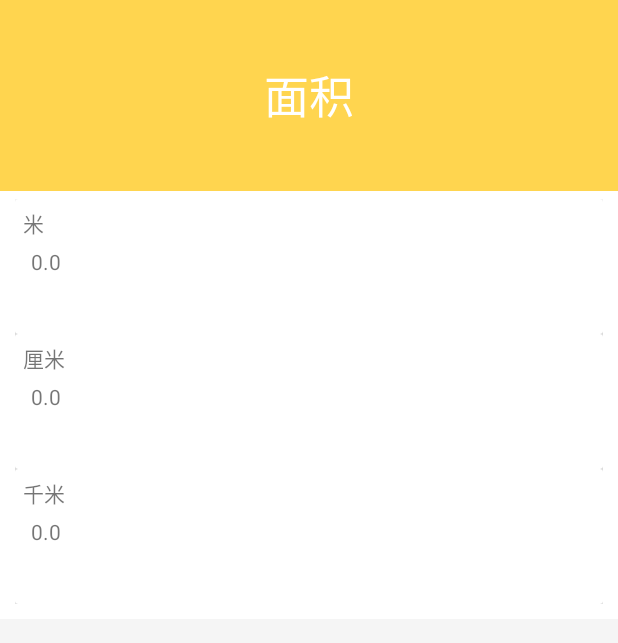
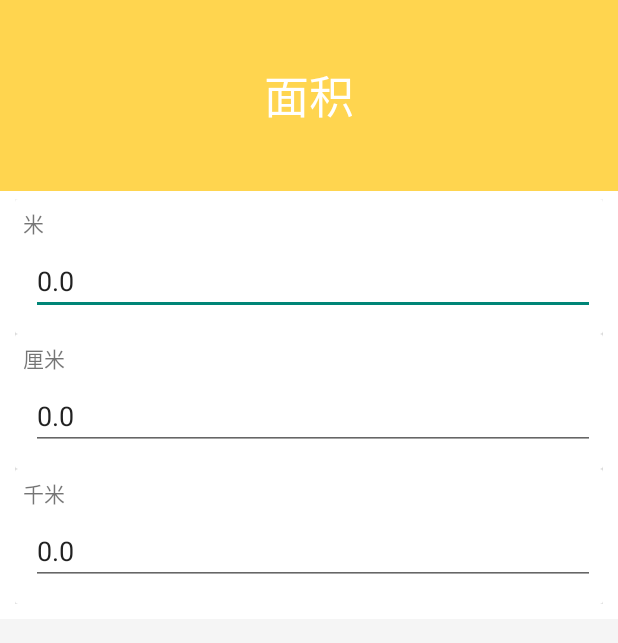
Before and after one commit to ctg168/MaterialSample, an Android app: the screen it shows after launch (MainActivity), in the side drawer, after a tap on "面积", on a phone screen of 412 x 824 dp. Shown: the top 643 px of the screen. Run offline under Robolectric (Android 15) with nearby library versions, the phone set to English and light mode, and no system bars.

Commit message:
总算搞定了基本的东西，我日他娘！

```diff
--- a/app/src/main/java/com/terry/materialsample/HuanFragment.java
+++ b/app/src/main/java/com/terry/materialsample/HuanFragment.java
@@ -4,16 +4,23 @@ import android.app.Activity;
 import android.app.Fragment;
 import android.net.Uri;
 import android.os.Bundle;
+import android.support.v7.widget.CardView;
 import android.support.v7.widget.LinearLayoutManager;
 import android.support.v7.widget.RecyclerView;
+import android.text.Editable;
+import android.text.TextWatcher;
 import android.view.LayoutInflater;
 import android.view.View;
 import android.view.ViewGroup;
 import android.widget.Button;
 import android.widget.EditText;
+import android.widget.LinearLayout;
+import android.widget.TextView;
 import android.widget.Toast;
 
-public class HuanFragment extends Fragment  {
+import java.util.HashSet;
+
+public class HuanFragment extends Fragment {
     // TODO: Rename parameter arguments, choose names that match
     // the fragment initialization parameters, e.g. ARG_ITEM_NUMBER
     private static final String ARG_GROUP = "group";
@@ -23,11 +30,14 @@ public class HuanFragment extends Fragment  {
     private String mGroup;
     private String mItem;
 
+    private Huan huan;
+
+
     private OnFragmentInteractionListener mListener;
 
-    HuanItemRecyclerViewAdapter adapter;
 
-    private RecyclerView vHuanList;
+    private LinearLayout lstMain;
+
 
     private Button btnTest;
 
@@ -45,6 +55,7 @@ public class HuanFragment extends Fragment  {
         // Required empty public constructor
     }
 
+
     @Override
     public void onCreate(Bundle savedInstanceState) {
         super.onCreate(savedInstanceState);
@@ -60,62 +71,50 @@ public class HuanFragment extends Fragment  {
     public View onCreateView(LayoutInflater inflater, ViewGroup container,
                              Bundle savedInstanceState) {
         View v = inflater.inflate(R.layout.fragment_huan, container, false);
-        vHuanList = (RecyclerView) v.findViewById(R.id.recy_view);
 
-        LoadItemList();
+        lstMain = (LinearLayout) v.findViewById(R.id.listMain);
+
+        LoadItemList(inflater);
+
+
         return v;
     }
 
-    private void LoadItemList() {
-        LengthHuan lengthHuan = new LengthHuan();
+    private void LoadItemList(LayoutInflater inflater) {
+        huan = new LengthHuan();
 
-        //如果每个项目的尺寸是固定的，那么将此项设置为true,可以提高效率。
-        vHuanList.setHasFixedSize(true);
+        int editorId = 55550;
 
-        LinearLayoutManager mLayoutManager = new LinearLayoutManager(this.getActivity());
-        mLayoutManager.setOrientation(LinearLayoutManager.VERTICAL);
-        vHuanList.setLayoutManager(mLayoutManager);
+        HashSet<Integer> editIds = new HashSet<>();
 
-        adapter = new HuanItemRecyclerViewAdapter(lengthHuan);
-        //adapter.itemChangedListener = this;
+        for (HuanItem item : huan) {
+            CardView cardView = (CardView) inflater.inflate(R.layout.huan_item_layout, lstMain, false);
 
-        adapter.textChangedListener = new HuanItemRecyclerViewAdapter.TextChangedListener() {
-            @Override
-            public void OnTextChanged(final EditText mItemValue) {
-                //if(mItemValue.hasFocus())
-                //mItemValue.setText(String.valueOf(item.Value));
-//                System.out.println("fffffffffffffffffffffffffffffffffffocus" + mItemValue.hasFocus());
+            TextView textView = (TextView) cardView.findViewById(R.id.item_name);
+            textView.setText(item.ItemName);
 
-                adapter.notifyDataSetChanged();
+            EditText editText = (EditText) cardView.findViewById(R.id.item_value_editor);
+            editText.setText(String.valueOf(item.Value));
 
-//                adapter.registerAdapterDataObserver(new RecyclerView.AdapterDataObserver() {
-//                    @Override
-//                    public void onChanged() {
-//                        super.onChanged();
-//
-//                    }
-//                });
+            item.EditorId = ++editorId;
+            editText.setId(item.EditorId);
+            editIds.add(item.EditorId);
 
+            lstMain.addView(cardView);
+        }
 
-//                mItemValue.post(new Runnable() {
-//                    @Override
-//                    public void run() {
-//                        mItemValue.requestFocus();
-//                    }
-//                });
-
-//
-//                mItemValue.setFocusable(true);
-//                mItemValue.findFocus();
-//                mItemValue.requestFocus();
-
+        for (HuanItem item : huan) {
+            EditText editText = (EditText) lstMain.findViewById(item.EditorId);
+            if (editText != null) {
+                HuanTextWatcher watcher = new HuanTextWatcher(lstMain,item, editText, editIds);
+                editText.addTextChangedListener(watcher);
             }
-        };
-
-        vHuanList.setAdapter(adapter);
-
+            else
+            {
+                throw new RuntimeException("not found!!");
+            }
+        }
     }
-
 
     // TODO: Rename method, update argument and hook method into UI event
     public void onButtonPressed(Uri uri) {
--- a/app/src/main/java/com/terry/materialsample/HuanItem.java
+++ b/app/src/main/java/com/terry/materialsample/HuanItem.java
@@ -7,6 +7,9 @@ public class HuanItem {
 
     public HuanItem() {}
 
+    public int EditorId;
+
+    public int Id;
     public boolean IsSI;           //是否SI单位
     public String ItemName;        //名称
     public String Symbol;          //符号
@@ -17,7 +20,8 @@ public class HuanItem {
     public EqualTypeEnum EqualType;   //等于类型
     public double Value;              //计算出的值
 
-    public HuanItem(String itemName, String symbol, EqualTypeEnum equalType, double formula, String formulaDesc, boolean isCommon, boolean isSI, String itemDesc) {
+    public HuanItem(int id, String itemName, String symbol, EqualTypeEnum equalType, double formula, String formulaDesc, boolean isCommon, boolean isSI, String itemDesc) {
+        this.Id = id;
         EqualType = equalType;
         this.formula = formula;
         this.formulaDesc = formulaDesc;
--- a/app/src/main/java/com/terry/materialsample/HuanItemRecyclerViewAdapter.java
+++ b/app/src/main/java/com/terry/materialsample/HuanItemRecyclerViewAdapter.java
@@ -1,177 +1,176 @@
-package com.terry.materialsample;
-
-import android.support.v7.widget.RecyclerView;
-import android.text.Editable;
-import android.text.TextWatcher;
-import android.view.LayoutInflater;
-import android.view.MotionEvent;
-import android.view.View;
-import android.view.ViewGroup;
-import android.widget.EditText;
-import android.widget.TextView;
-
-import java.util.ArrayList;
-
-
-public class HuanItemRecyclerViewAdapter extends RecyclerView.Adapter<HuanItemRecyclerViewAdapter.ViewHolder> {
-    public ArrayList<HuanItem> mDataset;
-    public TextChangedListener textChangedListener;
-
-
-    public HuanItemRecyclerViewAdapter(ArrayList<HuanItem> mDataset) {
-        this.mDataset = mDataset;
-    }
-
-    @Override
-    public HuanItemRecyclerViewAdapter.ViewHolder onCreateViewHolder(ViewGroup viewGroup, int viewType) {
-        View v = LayoutInflater.from(viewGroup.getContext())
-                .inflate(R.layout.huan_item_layout, viewGroup, false);
-        ViewHolder vh = new ViewHolder(v);
-        return vh;
-    }
-
-    //Replace the content of a view(invoked by the layout manager)
-    @Override
-    public void onBindViewHolder(final HuanItemRecyclerViewAdapter.ViewHolder viewHolder, int position) {
-        final HuanItem item = mDataset.get(position);
-        viewHolder.mItemName.setText(item.ItemName);
-        viewHolder.mItemValue.setText(String.valueOf(item.Value));
-
-        viewHolder.mItemValueEditor.setOnFocusChangeListener(new View.OnFocusChangeListener() {
-            @Override
-            public void onFocusChange(View v, boolean hasFocus) {
-                if (!hasFocus) {
-
-                    viewHolder.mItemValue.setVisibility(View.VISIBLE);
-                    viewHolder.mItemValue.setText(viewHolder.mItemValueEditor.getText());
-                    viewHolder.mItemValue.requestFocus();
-
-                    v.setVisibility(View.INVISIBLE);
-
-
-                } else {
-
-                }
-            }
-        });
-
-
-        viewHolder.mItemValue.setOnTouchListener(new View.OnTouchListener() {
-            @Override
-            public boolean onTouch(View v, MotionEvent event) {
-
-                if (event.getAction() == MotionEvent.ACTION_DOWN) {
-
-                    viewHolder.mItemValueEditor.setVisibility(View.VISIBLE);
-                    viewHolder.mItemValueEditor.setText(String.valueOf(item.Value));
-                    viewHolder.mItemValueEditor.requestFocus();
-
-                    v.setVisibility(View.INVISIBLE);
-                }
-                return false;
-
-            }
-        });
-
-
-
-
-        viewHolder.mItemValueEditor.addTextChangedListener(new TextWatcher() {
-            @Override
-            public void beforeTextChanged(CharSequence s, int start, int count, int after) {
-                System.out.println("before change!");
-            }
-
-            @Override
-            public void onTextChanged(CharSequence s, int start, int before, int count) {
-
-                if (s.length() > 0) {
-                    for (HuanItem sitem : mDataset) {
-                        if (!sitem.equals(item)) {
-                            sitem.Value = Double.parseDouble(s.toString()) / sitem.formula;
-                        } else {
-                            sitem.Value = Double.parseDouble(s.toString());
-                        }
-                    }
-                }
-
-                //if(viewHolder.mItemValueEditor.hasFocus()) {
-                if (textChangedListener != null) {
-                    textChangedListener.OnTextChanged(viewHolder.mItemValueEditor);
-                }
-                //}
-            }
-
-            @Override
-            public void afterTextChanged(Editable s) {}
-        });
-
-    }
-
-    @Override
-    public int getItemCount() {
-        return mDataset.size();
-    }
-
-    public static class ViewHolder extends RecyclerView.ViewHolder {
-        public TextView mItemName;
-        public TextView mItemValue;
-        public EditText mItemValueEditor;
-
-        private boolean onBind;
-
-        public ViewHolder(View itemView) {
-            super(itemView);
-            mItemName = (TextView) itemView.findViewById(R.id.item_name);
-            mItemValue = (TextView) itemView.findViewById(R.id.item_value);
-            mItemValueEditor = (EditText) itemView.findViewById(R.id.item_value_editor);
-        }
-    }
-
-    public interface TextChangedListener {
-        void OnTextChanged(EditText mItemValue);
-    }
-
-    //public class MyTextWatcher implements TextWatcher {
+//package com.terry.materialsample;
 //
-//        public TextChangedListener mItemChangedListener;
+//import android.support.v7.widget.RecyclerView;
+//import android.text.Editable;
+//import android.text.TextWatcher;
+//import android.view.LayoutInflater;
+//import android.view.MotionEvent;
+//import android.view.View;
+//import android.view.ViewGroup;
+//import android.widget.EditText;
+//import android.widget.TextView;
 //
-//        public MyTextWatcher(TextChangedListener itemChangedListener, ArrayList<HuanItem> mDataSet, EditText mEditText) {
-//            this.mItemChangedListener = itemChangedListener;
-//            this.mDataSet = mDataSet;
-//            this.mEditText = mEditText;
-//        }
+//import java.util.ArrayList;
 //
-//        private EditText mEditText;
-//        private ArrayList<HuanItem> mDataSet;
+//
+//public class HuanItemRecyclerViewAdapter extends RecyclerView.Adapter<HuanItemRecyclerViewAdapter.ViewHolder> {
+//    public ArrayList<HuanItem> mDataset;
+//    public TextChangedListener textChangedListener;
+//
+//
+//    public HuanItemRecyclerViewAdapter(ArrayList<HuanItem> mDataset) {
+//        this.mDataset = mDataset;
+//    }
+//
+//    @Override
+//    public HuanItemRecyclerViewAdapter.ViewHolder onCreateViewHolder(ViewGroup viewGroup, int viewType) {
+//        View v = LayoutInflater.from(viewGroup.getContext())
+//                .inflate(R.layout.huan_item_layout, viewGroup, false);
+//        ViewHolder vh = new ViewHolder(v);
+//        return vh;
+//    }
+//
+//    //Replace the content of a view(invoked by the layout manager)
+//    @Override
+//    public void onBindViewHolder(final HuanItemRecyclerViewAdapter.ViewHolder viewHolder, int position) {
+//        final HuanItem item = mDataset.get(position);
+//        viewHolder.mItemName.setText(item.ItemName);
+//        viewHolder.mItemValue.setText(String.valueOf(item.Value));
+//
+//        viewHolder.mItemValueEditor.setOnFocusChangeListener(new View.OnFocusChangeListener() {
+//            @Override
+//            public void onFocusChange(View v, boolean hasFocus) {
+//                if (!hasFocus) {
+//
+//                    viewHolder.mItemValue.setVisibility(View.VISIBLE);
+//                    viewHolder.mItemValue.setText(viewHolder.mItemValueEditor.getText());
+//                    viewHolder.mItemValue.requestFocus();
+//
+//                    v.setVisibility(View.INVISIBLE);
+//
+//
+//                } else {
+//
+//                }
+//            }
+//        });
+//
+//
+//        viewHolder.mItemValue.setOnTouchListener(new View.OnTouchListener() {
+//            @Override
+//            public boolean onTouch(View v, MotionEvent event) {
+//
+//                if (event.getAction() == MotionEvent.ACTION_DOWN) {
+//
+//                    viewHolder.mItemValueEditor.setVisibility(View.VISIBLE);
+//                    viewHolder.mItemValueEditor.setText(String.valueOf(item.Value));
+//                    viewHolder.mItemValueEditor.requestFocus();
+//
+//                    v.setVisibility(View.INVISIBLE);
+//                }
+//                return false;
+//
+//            }
+//        });
 //
 //
 //
-//        @Override
-//        public void beforeTextChanged(CharSequence s, int start, int count, int after) {
 //
-//        }
-//
-//        @Override
-//        public void onTextChanged(CharSequence s, int start, int before, int count) {
-//            if (s.length() > 0) {
-//                for (HuanItem item : this.mDataSet) {
-//
-//
-//                }
+//        viewHolder.mItemValueEditor.addTextChangedListener(new TextWatcher() {
+//            @Override
+//            public void beforeTextChanged(CharSequence s, int start, int count, int after) {
+//                System.out.println("before change!");
 //            }
 //
+//            @Override
+//            public void onTextChanged(CharSequence s, int start, int before, int count) {
 //
-//            if (mEditText.hasFocus()) {
-//                if (mItemChangedListener != null) {
-//                    mItemChangedListener.TextChanged(mEditText);
+//                if (s.length() > 0) {
+//                    for (HuanItem sitem : mDataset) {
+//                        if (!sitem.equals(item)) {
+//                            sitem.Value = Double.parseDouble(s.toString()) / sitem.formula;
+//                        } else {
+//                            sitem.Value = Double.parseDouble(s.toString());
+//                        }
+//                    }
 //                }
+//
+//                //if(viewHolder.mItemValueEditor.hasFocus()) {
+//                if (textChangedListener != null) {
+//                    textChangedListener.OnTextChanged(viewHolder.mItemValueEditor);
+//                }
+//                //}
 //            }
+//
+//            @Override
+//            public void afterTextChanged(Editable s) {}
+//        });
+//
+//    }
+//
+//    @Override
+//    public int getItemCount() {
+//        return mDataset.size();
+//    }
+//
+//    public static class ViewHolder extends RecyclerView.ViewHolder {
+//        public TextView mItemName;
+//        public TextView mItemValue;
+//        public EditText mItemValueEditor;
+//
+//        private boolean onBind;
+//
+//        public ViewHolder(View itemView) {
+//            super(itemView);
+//            mItemName = (TextView) itemView.findViewById(R.id.item_name);
+//            mItemValueEditor = (EditText) itemView.findViewById(R.id.item_value_editor);
 //        }
+//    }
 //
-//        @Override
-//        public void afterTextChanged(Editable s) {
+//    public interface TextChangedListener {
+//        void OnTextChanged(EditText mItemValue);
+//    }
 //
-//        }
-    //}
-}
+//    //public class MyTextWatcher implements TextWatcher {
+////
+////        public TextChangedListener mItemChangedListener;
+////
+////        public MyTextWatcher(TextChangedListener itemChangedListener, ArrayList<HuanItem> mDataSet, EditText mEditText) {
+////            this.mItemChangedListener = itemChangedListener;
+////            this.mDataSet = mDataSet;
+////            this.mEditText = mEditText;
+////        }
+////
+////        private EditText mEditText;
+////        private ArrayList<HuanItem> mDataSet;
+////
+////
+////
+////        @Override
+////        public void beforeTextChanged(CharSequence s, int start, int count, int after) {
+////
+////        }
+////
+////        @Override
+////        public void onTextChanged(CharSequence s, int start, int before, int count) {
+////            if (s.length() > 0) {
+////                for (HuanItem item : this.mDataSet) {
+////
+////
+////                }
+////            }
+////
+////
+////            if (mEditText.hasFocus()) {
+////                if (mItemChangedListener != null) {
+////                    mItemChangedListener.TextChanged(mEditText);
+////                }
+////            }
+////        }
+////
+////        @Override
+////        public void afterTextChanged(Editable s) {
+////
+////        }
+//    //}
+//}
--- /dev/null
+++ b/app/src/main/java/com/terry/materialsample/HuanTextWatcher.java
@@ -0,0 +1,67 @@
+package com.terry.materialsample;
+
+import android.text.Editable;
+import android.text.TextWatcher;
+import android.view.View;
+import android.view.ViewGroup;
+import android.widget.EditText;
+
+import java.util.HashSet;
+
+public class HuanTextWatcher implements TextWatcher {
+
+    ViewGroup container;
+    View view;
+    HuanItem item;
+
+    HashSet<Integer> editorIds;
+
+    public HuanTextWatcher(ViewGroup container,HuanItem item, View view, HashSet<Integer> editorIds) {
+        this.container = container;
+        this.item = item;
+        this.view = view;
+        this.editorIds = editorIds;
+    }
+
+    @Override
+    public void beforeTextChanged(CharSequence s, int start, int count, int after) {
+
+    }
+
+    @Override
+    public void onTextChanged(CharSequence s, int start, int before, int count) {
+        if(!view.isFocused()) return;
+
+        //System.out.println(String.format("On text changed on: %s - %s", SourceItem.Id, s));
+
+        int sourceId = view.getId();
+
+        System.out.println(String.format("On text changed on %s in %s", s, view.getId()));
+        if (s.length() > 0) {
+
+            double value = Double.parseDouble(s.toString() + "0");
+
+            for (Integer id : editorIds) {
+                if (id != sourceId) {
+//                    System.out.println(String.format("____________________id:%s sourceId: %s", id, sourceId));
+//                    System.out.println(String.format("____________________find view by id:%s", container.findViewById(id)));
+                    EditText editText = (EditText) container.findViewById(id);
+                    editText.setText(String.valueOf(value));
+                }
+            }
+
+        } else {
+            for (Integer id : editorIds) {
+                if (id != sourceId) {
+                    EditText editText = (EditText) container.findViewById(id);
+                    editText.setText("");
+                }
+            }
+        }
+    }
+
+    @Override
+    public void afterTextChanged(Editable s) {
+        System.out.println(String.format("After text changed on %s", s));
+    }
+}
--- a/app/src/main/java/com/terry/materialsample/LengthHuan.java
+++ b/app/src/main/java/com/terry/materialsample/LengthHuan.java
@@ -4,9 +4,9 @@ package com.terry.materialsample;
 public class LengthHuan extends Huan {
 
     public LengthHuan() {
-        HuanItem huanItem_m = new HuanItem("米", "m[<2>]", EqualTypeEnum.Equal, 1.0, "", true, true, "光在真空中1⁄299 792 458秒走过的距离（国际单位制基本单位）");
-        HuanItem huanItem_cm = new HuanItem("厘米", "cm", EqualTypeEnum.Equal, 0.01, "", true, false, "一米的百分之一");
-        HuanItem huanItem_km = new HuanItem("千米", "km", EqualTypeEnum.Equal, 1000.0, "", true, false, "一米的一千倍");
+        HuanItem huanItem_m = new HuanItem(1, "米", "m[<2>]", EqualTypeEnum.Equal, 1.0, "", true, true, "光在真空中1⁄299 792 458秒走过的距离（国际单位制基本单位）");
+        HuanItem huanItem_cm = new HuanItem(2, "厘米", "cm", EqualTypeEnum.Equal, 0.01, "", true, false, "一米的百分之一");
+        HuanItem huanItem_km = new HuanItem(3, "千米", "km", EqualTypeEnum.Equal, 1000.0, "", true, false, "一米的一千倍");
 
         this.add(huanItem_m);
         this.add(huanItem_cm);
--- a/app/src/main/res/layout/fragment_huan.xml
+++ b/app/src/main/res/layout/fragment_huan.xml
@@ -13,12 +13,4 @@
               android:paddingTop="5dp"
               tools:context="com.terry.materialsample.HuanFragment">
 
-    <android.support.v7.widget.RecyclerView
-        android:layout_width = "match_parent"
-        android:layout_height = "wrap_content"
-        android:id = "@+id/recy_view"
-        app:cardCornerRadius = "6dp">
-
-    </android.support.v7.widget.RecyclerView>
-
 </LinearLayout>
--- a/app/src/main/res/layout/huan_item_layout.xml
+++ b/app/src/main/res/layout/huan_item_layout.xml
@@ -35,15 +35,8 @@
                 android:layout_width="match_parent"
                 android:layout_height="wrap_content"
                 android:inputType="numberDecimal"
-                android:visibility="invisible"
                 android:text="1.0"/>
 
-            <android.support.v7.widget.AppCompatTextView
-                android:id="@+id/item_value"
-                android:layout_width="match_parent"
-                android:layout_height="wrap_content"
-                android:inputType="numberDecimal"
-                android:text="1.0"/>
 
         </FrameLayout>
 
```
